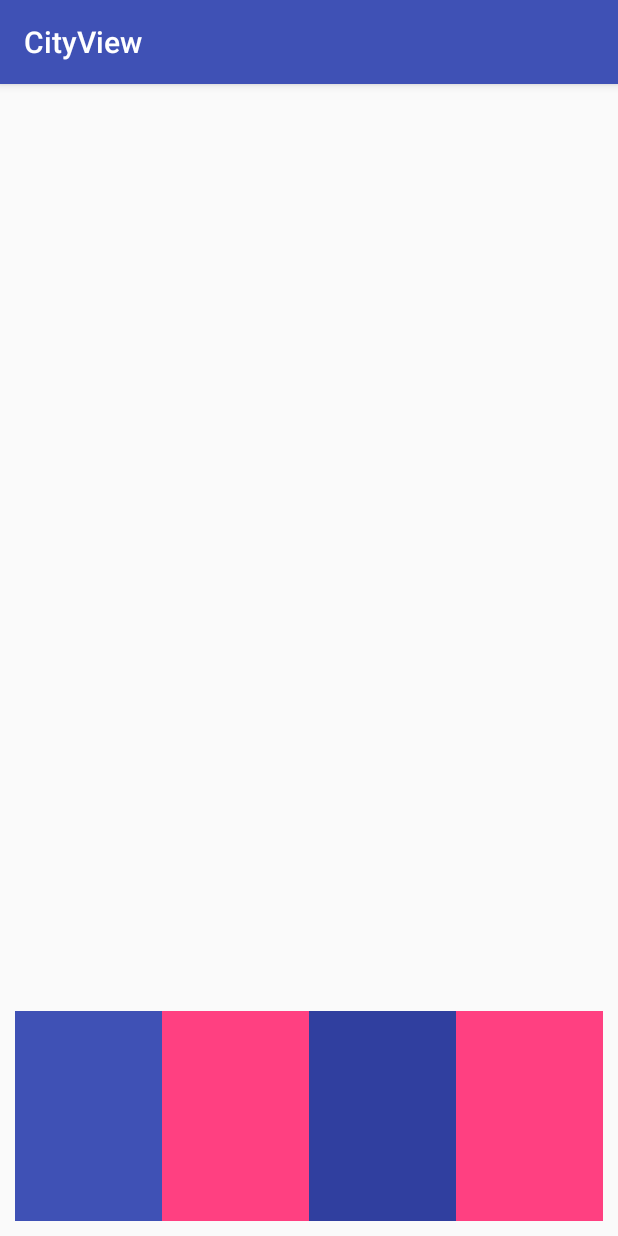
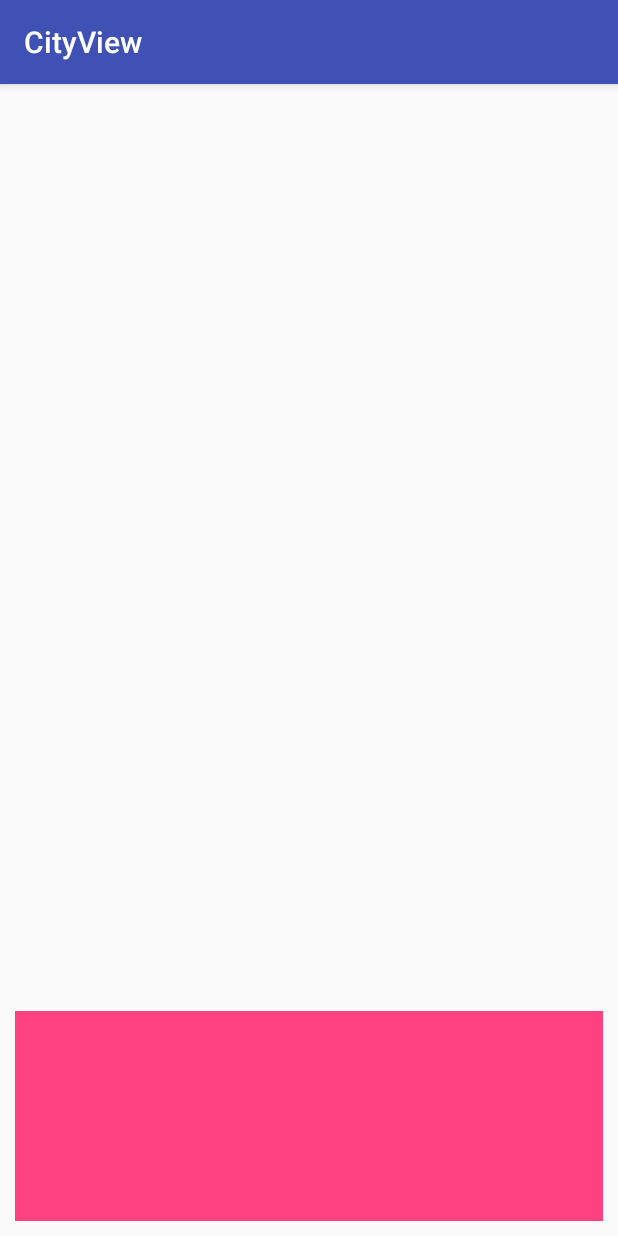
Before and after one commit to alorma/CityView, an Android app: the screen it shows after launch (MainActivity), on a phone screen of 412 x 824 dp. Run offline under Robolectric (Android 15) with nearby library versions, the phone set to English and light mode, and no system bars.

Commit message:
Load colors from Parent

```diff
--- a/library/src/main/java/com/alorma/cityview/BuildingView.java
+++ b/library/src/main/java/com/alorma/cityview/BuildingView.java
@@ -2,11 +2,9 @@ package com.alorma.cityview;
 
 import android.content.Context;
 import android.content.res.TypedArray;
-import android.graphics.Canvas;
 import android.graphics.Color;
-import android.graphics.Paint;
-import android.graphics.Rect;
 import android.os.Build;
+import android.support.annotation.ColorInt;
 import android.support.annotation.Nullable;
 import android.support.annotation.RequiresApi;
 import android.util.AttributeSet;
@@ -18,39 +16,48 @@ public class BuildingView extends View {
 
   public BuildingView(Context context) {
     super(context);
-    init(context, null);
+    init(context, null, 0);
   }
 
   public BuildingView(Context context, @Nullable AttributeSet attrs) {
     super(context, attrs);
-    init(context, attrs);
+    init(context, attrs, 0);
   }
 
   public BuildingView(Context context, @Nullable AttributeSet attrs, int defStyleAttr) {
     super(context, attrs, defStyleAttr);
-    init(context, attrs);
+    init(context, attrs, defStyleAttr);
   }
 
   @RequiresApi(api = Build.VERSION_CODES.LOLLIPOP)
   public BuildingView(Context context, @Nullable AttributeSet attrs, int defStyleAttr, int defStyleRes) {
     super(context, attrs, defStyleAttr, defStyleRes);
-    init(context, attrs);
+    init(context, attrs, defStyleAttr);
   }
 
-  private void init(Context context, AttributeSet attrs) {
+  private void init(Context context, AttributeSet attrs, int defStyleAttr) {
     if (!isInEditMode()) {
 
     }
 
     if (attrs != null) {
-      TypedArray ta = context.obtainStyledAttributes(attrs, R.styleable.BuildingView, 0, 0);
-      try {
-        buildingColor = ta.getColor(R.styleable.BuildingView_building_color, buildingColor);
-      } finally {
-        ta.recycle();
-      }
+      buildingColor = readViewAttrs(context, attrs, defStyleAttr, buildingColor);
     }
 
     setBackgroundColor(buildingColor);
   }
+
+  private int readViewAttrs(Context context, AttributeSet attrs, int defStyleAttr, int buildingColor) {
+    TypedArray ta = context.obtainStyledAttributes(attrs, R.styleable.BuildingView, defStyleAttr, R.style.BuildViewTheme);
+    try {
+      return ta.getColor(R.styleable.BuildingView_building_color, buildingColor);
+    } finally {
+      ta.recycle();
+    }
+  }
+
+  public void setBuildingColor(@ColorInt int buildingColor) {
+    this.buildingColor = buildingColor;
+    setBackgroundColor(buildingColor);
+  }
 }
--- a/library/src/main/java/com/alorma/cityview/CityView.java
+++ b/library/src/main/java/com/alorma/cityview/CityView.java
@@ -1,6 +1,8 @@
 package com.alorma.cityview;
 
 import android.content.Context;
+import android.content.res.TypedArray;
+import android.graphics.Color;
 import android.os.Build;
 import android.support.annotation.Nullable;
 import android.support.annotation.RequiresApi;
@@ -10,30 +12,35 @@ import android.view.ViewGroup;
 
 public class CityView extends ViewGroup {
 
+  private int buildingsColor;
+
   public CityView(Context context) {
     super(context);
-    init();
+    init(context, null, 0);
   }
 
   public CityView(Context context, @Nullable AttributeSet attrs) {
     super(context, attrs);
-    init();
+    init(context, attrs, 0);
   }
 
   public CityView(Context context, @Nullable AttributeSet attrs, int defStyleAttr) {
     super(context, attrs, defStyleAttr);
-    init();
+    init(context, attrs, defStyleAttr);
   }
 
   @RequiresApi(api = Build.VERSION_CODES.LOLLIPOP)
   public CityView(Context context, @Nullable AttributeSet attrs, int defStyleAttr, int defStyleRes) {
     super(context, attrs, defStyleAttr, defStyleRes);
-    init();
+    init(context, attrs, defStyleAttr);
   }
 
-  private void init() {
+  private void init(Context context, AttributeSet attrs, int defStyleAttrs) {
     if (!isInEditMode()) {
 
+    }
+    if (attrs != null) {
+      buildingsColor = readBuildColorsAttr(context, attrs, defStyleAttrs, Color.GRAY);
     }
   }
 
@@ -67,6 +74,16 @@ public class CityView extends ViewGroup {
   public void addView(View child, int index, ViewGroup.LayoutParams params) {
     if (child instanceof BuildingView) {
       super.addView(child, index, params);
+      ((BuildingView) child).setBuildingColor(buildingsColor);
+    }
+  }
+
+  private int readBuildColorsAttr(Context context, AttributeSet attrs, int defStyleAttr, int buildingColor) {
+    TypedArray ta = context.obtainStyledAttributes(attrs, R.styleable.CityView, defStyleAttr, R.style.CityViewTheme);
+    try {
+      return ta.getColor(R.styleable.CityView_buildings_color, buildingColor);
+    } finally {
+      ta.recycle();
     }
   }
 }
--- a/library/src/main/res/values/attrs.xml
+++ b/library/src/main/res/values/attrs.xml
@@ -1,5 +1,8 @@
 <?xml version="1.0" encoding="utf-8"?>
 <resources>
+  <declare-styleable name="CityView">
+    <attr name="buildings_color" format="color"/>
+  </declare-styleable>
   <declare-styleable name="BuildingView">
     <attr name="building_color" format="color"/>
   </declare-styleable>
--- /dev/null
+++ b/library/src/main/res/values/styles.xml
@@ -0,0 +1,11 @@
+<?xml version="1.0" encoding="utf-8"?>
+<resources>
+
+  <style name="CityViewTheme">
+    <item name="buildings_color">#FFFF00</item>
+  </style>
+
+  <style name="BuildViewTheme">
+    <item name="building_color">#00FF00</item>
+  </style>
+</resources>
--- a/sample/src/main/res/layout/activity_main.xml
+++ b/sample/src/main/res/layout/activity_main.xml
@@ -1,9 +1,9 @@
 <?xml version="1.0" encoding="utf-8"?>
 <FrameLayout xmlns:android="http://schemas.android.com/apk/res/android"
     xmlns:tools="http://schemas.android.com/tools"
-    xmlns:app="http://schemas.android.com/apk/res-auto"
     android:layout_width="match_parent"
     android:layout_height="match_parent"
+    xmlns:app="http://schemas.android.com/apk/res-auto"
     tools:context="com.alorma.cityview.sample.MainActivity"
     >
 
@@ -12,30 +12,27 @@
       android:layout_height="140dp"
       android:layout_gravity="bottom"
       android:layout_margin="10dp"
+      app:buildings_color="@color/colorAccent"
       >
 
     <com.alorma.cityview.BuildingView
         android:layout_width="wrap_content"
         android:layout_height="wrap_content"
-        app:building_color="@color/colorPrimary"
         />
 
     <com.alorma.cityview.BuildingView
         android:layout_width="wrap_content"
         android:layout_height="wrap_content"
-        app:building_color="@color/colorAccent"
         />
 
     <com.alorma.cityview.BuildingView
         android:layout_width="wrap_content"
         android:layout_height="wrap_content"
-        app:building_color="@color/colorPrimaryDark"
         />
 
     <com.alorma.cityview.BuildingView
         android:layout_width="wrap_content"
         android:layout_height="wrap_content"
-        app:building_color="@color/colorAccent"
         />
 
   </com.alorma.cityview.CityView>
```
